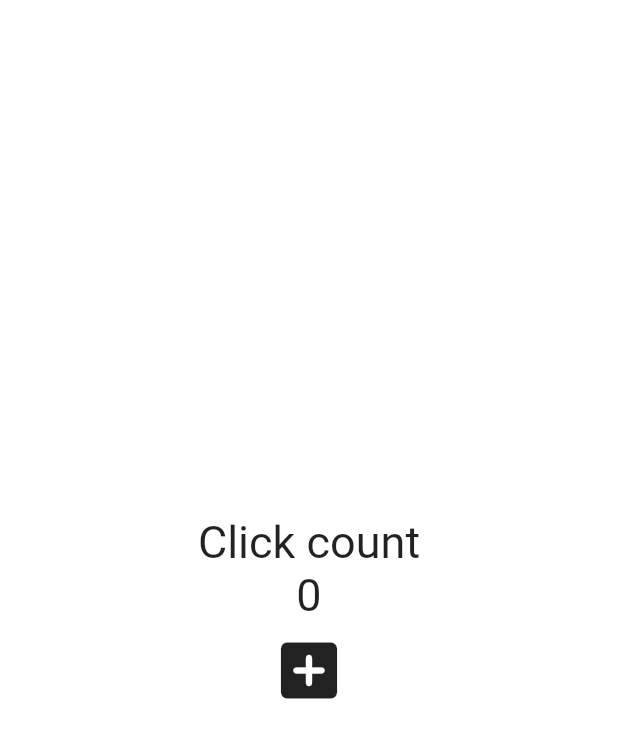
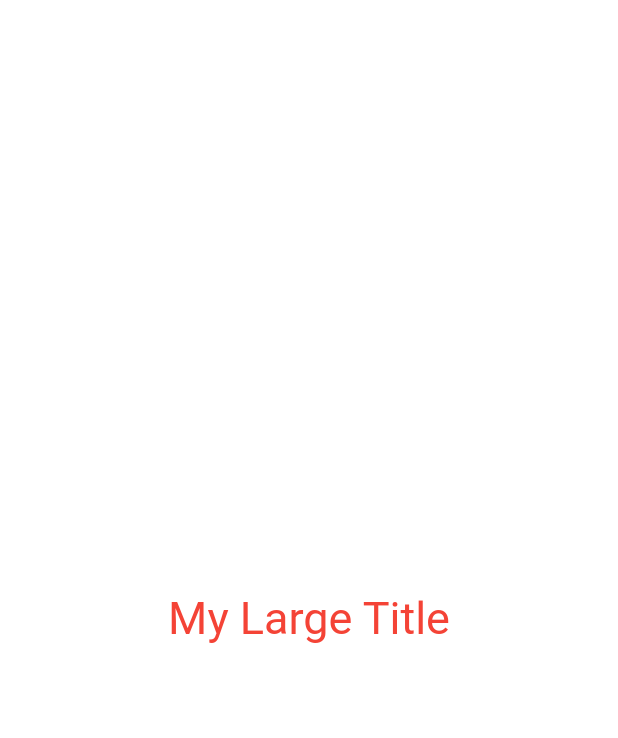
Before and after one commit to kairos67/flutter_toolflix, a Flutter app: the screen it shows after launch, on a phone screen of 412 x 824 dp. Shown: the top 738 px of the screen. Run offline on Flutter 3.47's test engine with Material 2 defaults, Android fonts, the phone set to English and light mode, and no system bars.

Commit message:
Build Context

```diff
--- a/lib/main.dart
+++ b/lib/main.dart
@@ -10,41 +10,44 @@ class MyApp extends StatefulWidget {
 }
 
 class _MyAppState extends State<MyApp> {
-  int count = 0;
-
-  void onClicked() {
-    setState(() {
-      count = count + 1;
-    });
-  }
-
   @override
   Widget build(BuildContext context) {
     return MaterialApp(
+      theme: ThemeData(
+        textTheme: const TextTheme(
+          titleLarge: TextStyle(
+            color: Colors.red,
+          ),
+        ),
+      ),
       home: Scaffold(
         backgroundColor: Colors.white,
         body: Center(
           child: Column(
             mainAxisAlignment: MainAxisAlignment.center,
-            children: [
-              const Text(
-                'Click count',
-                style: TextStyle(fontSize: 30),
-              ),
-              Text(
-                '$count',
-                style: const TextStyle(fontSize: 30),
-              ),
-              IconButton(
-                  iconSize: 50,
-                  onPressed: onClicked,
-                  icon: const Icon(
-                    Icons.add_box_rounded,
-                  ))
-            ],
+            children: const [MyLargeTitle()],
           ),
         ),
       ),
     );
   }
 }
+
+class MyLargeTitle extends StatelessWidget {
+  const MyLargeTitle({
+    Key? key,
+  }) : super(key: key);
+
+  @override
+  Widget build(BuildContext context) {
+    return Text(
+      'My Large Title',
+      style: TextStyle(
+        fontSize: 30,
+        //BuildContext를 통해서 parent의 theme를 사용가능.
+        color: Theme.of(context).textTheme.titleLarge?.color,
+
+      ),
+    );
+  }
+}
--- /dev/null
+++ b/lib/main_counter.dart
@@ -0,0 +1,50 @@
+import 'package:flutter/material.dart';
+
+void main() => runApp(const MyApp());
+
+class MyApp extends StatefulWidget {
+  const MyApp({super.key});
+
+  @override
+  State<MyApp> createState() => _MyAppState();
+}
+
+class _MyAppState extends State<MyApp> {
+  int count = 0;
+
+  void onClicked() {
+    setState(() {
+      count = count + 1;
+    });
+  }
+
+  @override
+  Widget build(BuildContext context) {
+    return MaterialApp(
+      home: Scaffold(
+        backgroundColor: Colors.white,
+        body: Center(
+          child: Column(
+            mainAxisAlignment: MainAxisAlignment.center,
+            children: [
+              const Text(
+                'Click count',
+                style: TextStyle(fontSize: 30),
+              ),
+              Text(
+                '$count',
+                style: const TextStyle(fontSize: 30),
+              ),
+              IconButton(
+                  iconSize: 50,
+                  onPressed: onClicked,
+                  icon: const Icon(
+                    Icons.add_box_rounded,
+                  ))
+            ],
+          ),
+        ),
+      ),
+    );
+  }
+}
```
Also changed, not shown: lib/main card_ex1.dart (renamed from lib/main bak.dart).
